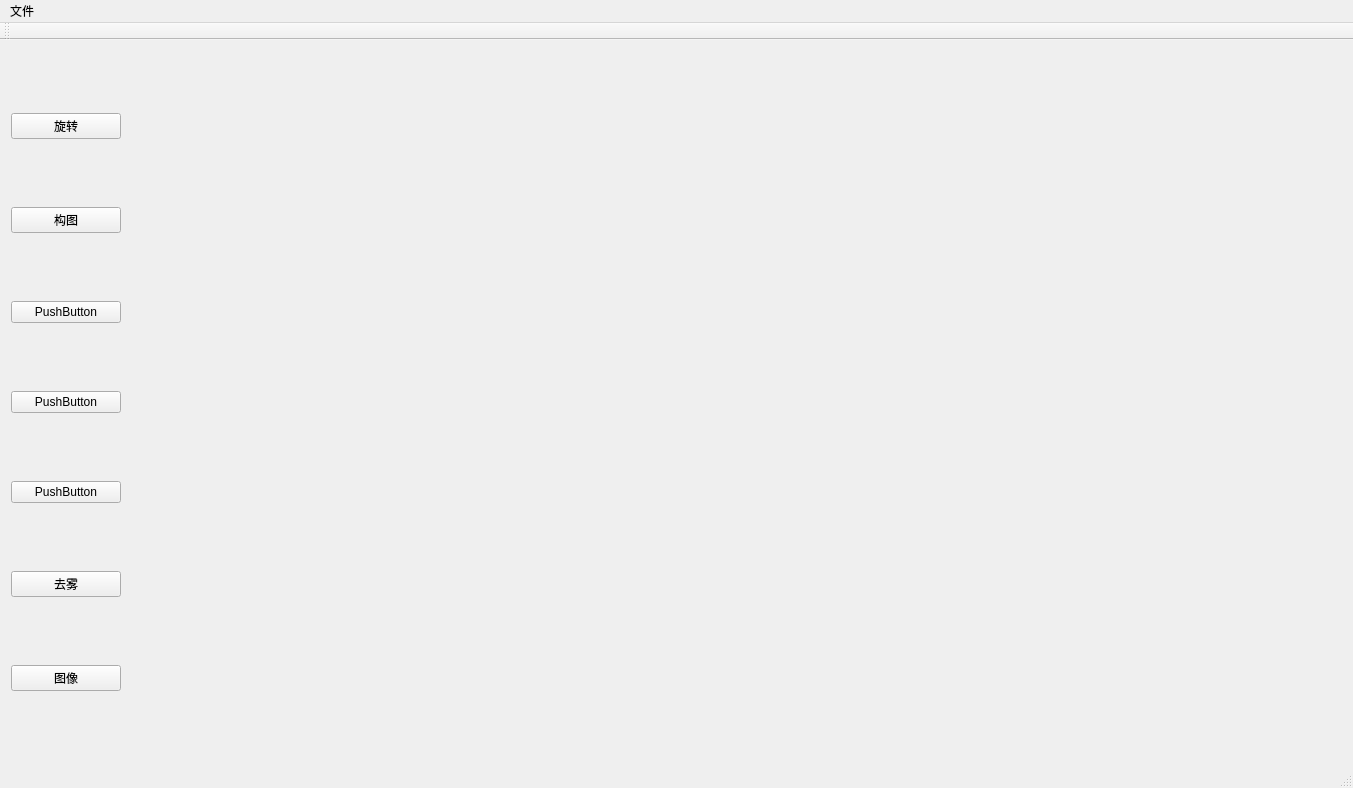
Qt form Image_processing/Image_processing.ui (SundalandBR/ImageProcessing) before a commit.
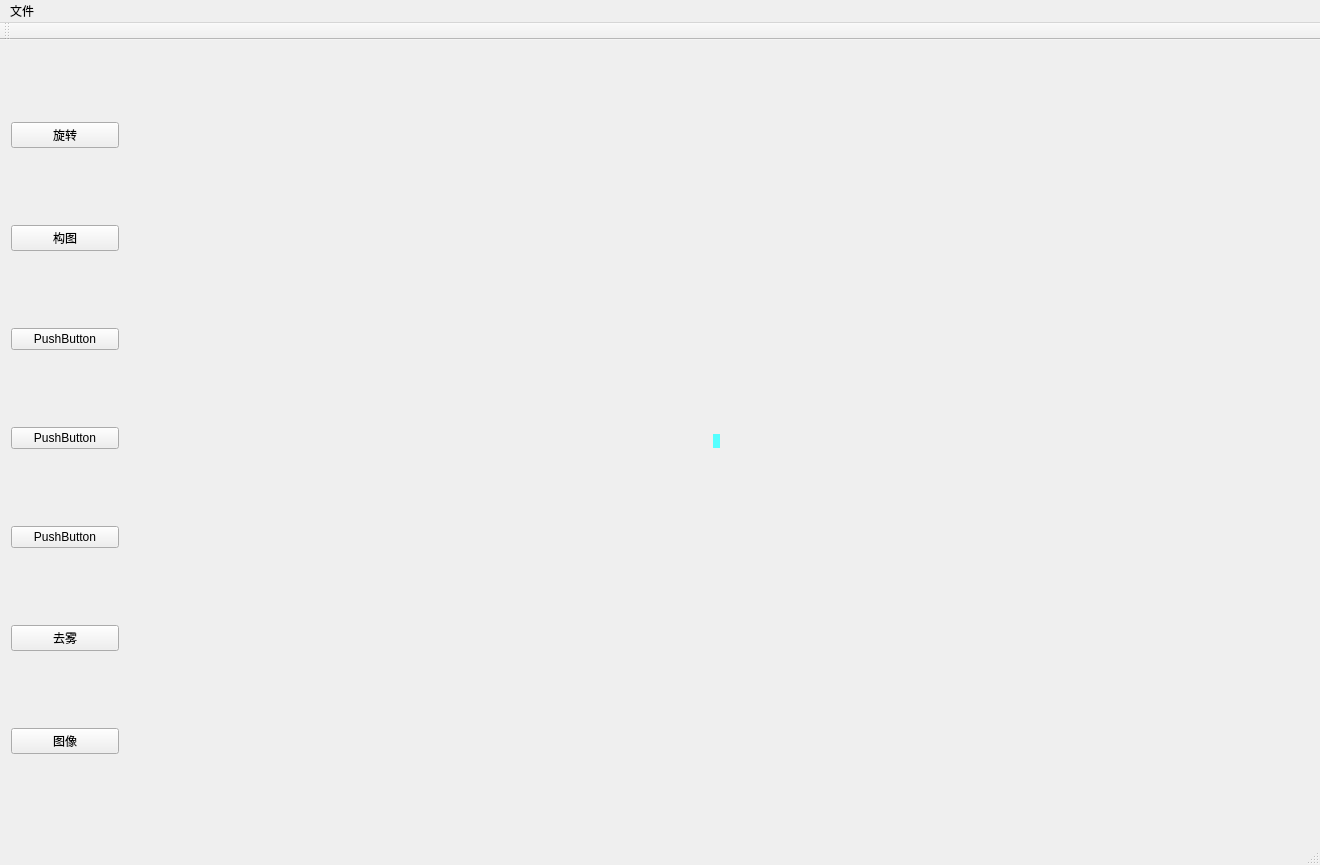
The same form after that commit.

Patch:
```diff
--- a/Image_processing/Image_processing.ui
+++ b/Image_processing/Image_processing.ui
@@ -6,8 +6,8 @@
    <rect>
     <x>0</x>
     <y>0</y>
-    <width>1353</width>
-    <height>788</height>
+    <width>1320</width>
+    <height>865</height>
    </rect>
   </property>
   <property name="windowTitle">
@@ -94,6 +94,9 @@
         <height>716</height>
        </size>
       </property>
+      <property name="styleSheet">
+       <string notr="true">background-color: rgb(85, 255, 255);</string>
+      </property>
       <property name="text">
        <string/>
       </property>
@@ -109,7 +112,7 @@
     <rect>
      <x>0</x>
      <y>0</y>
-     <width>1353</width>
+     <width>1320</width>
      <height>22</height>
     </rect>
    </property>
```
